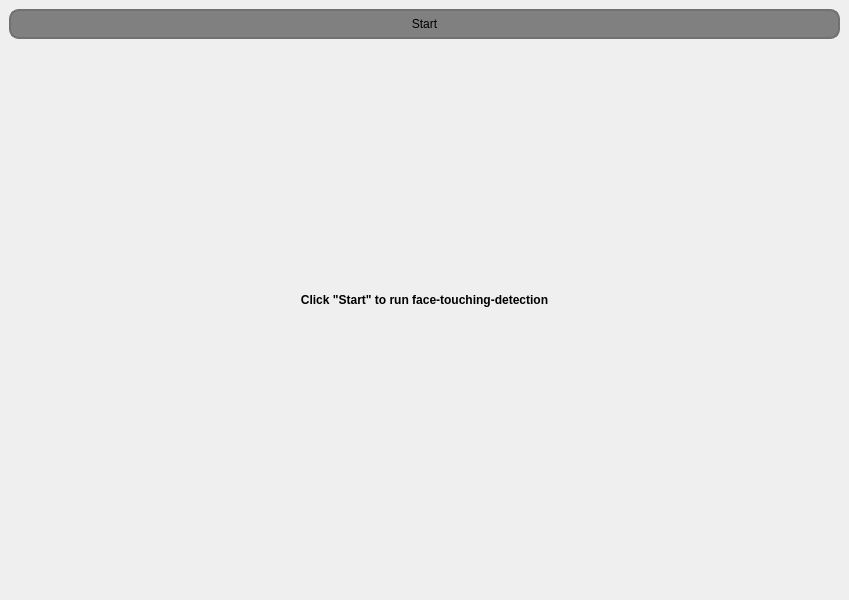
This is src/ft-detector-app/main_window.ui in mischlox/face-touching-detector as Qt 5 draws it before an edit. The edited form follows.
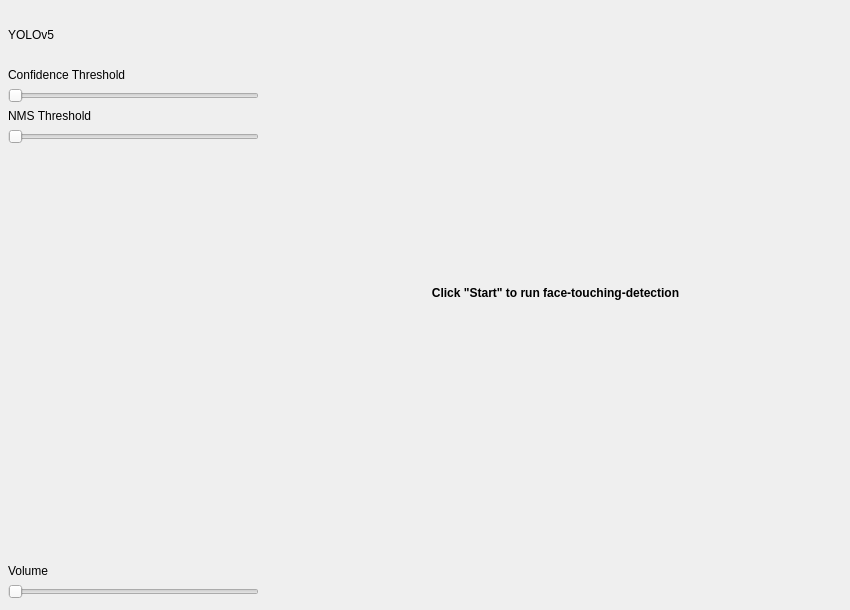
This is the edited form. Icons and pictures are not drawn.

Commit message: Update UI and implement Volume Slider

Diff of the .ui file:
```diff
--- a/src/ft-detector-app/main_window.ui
+++ b/src/ft-detector-app/main_window.ui
@@ -6,30 +6,155 @@
    <rect>
     <x>0</x>
     <y>0</y>
-    <width>849</width>
-    <height>600</height>
+    <width>850</width>
+    <height>610</height>
    </rect>
   </property>
+  <property name="sizePolicy">
+   <sizepolicy hsizetype="Expanding" vsizetype="Expanding">
+    <horstretch>0</horstretch>
+    <verstretch>0</verstretch>
+   </sizepolicy>
+  </property>
   <property name="windowTitle">
    <string>Face Touching Detector</string>
   </property>
   <widget class="QWidget" name="centralwidget">
+   <property name="sizePolicy">
+    <sizepolicy hsizetype="Preferred" vsizetype="Preferred">
+     <horstretch>0</horstretch>
+     <verstretch>0</verstretch>
+    </sizepolicy>
+   </property>
    <property name="styleSheet">
     <string notr="true"/>
    </property>
-   <layout class="QVBoxLayout" name="verticalLayout">
+   <widget class="QWidget" name="verticalLayoutWidget">
+    <property name="geometry">
+     <rect>
+      <x>8</x>
+      <y>8</y>
+      <width>251</width>
+      <height>591</height>
+     </rect>
+    </property>
+    <layout class="QVBoxLayout" name="verticalLayout_2">
+     <item>
+      <spacer name="verticalSpacer_2">
+       <property name="orientation">
+        <enum>Qt::Vertical</enum>
+       </property>
+       <property name="sizeType">
+        <enum>QSizePolicy::Fixed</enum>
+       </property>
+       <property name="sizeHint" stdset="0">
+        <size>
+         <width>20</width>
+         <height>20</height>
+        </size>
+       </property>
+      </spacer>
+     </item>
+     <item>
+      <widget class="QLabel" name="label_2">
+       <property name="text">
+        <string>YOLOv5</string>
+       </property>
+      </widget>
+     </item>
+     <item>
+      <spacer name="verticalSpacer_3">
+       <property name="orientation">
+        <enum>Qt::Vertical</enum>
+       </property>
+       <property name="sizeType">
+        <enum>QSizePolicy::Fixed</enum>
+       </property>
+       <property name="sizeHint" stdset="0">
+        <size>
+         <width>20</width>
+         <height>20</height>
+        </size>
+       </property>
+      </spacer>
+     </item>
+     <item>
+      <widget class="QLabel" name="label_4">
+       <property name="text">
+        <string>Confidence Threshold</string>
+       </property>
+      </widget>
+     </item>
+     <item>
+      <widget class="QSlider" name="horizontalSlider_2">
+       <property name="orientation">
+        <enum>Qt::Horizontal</enum>
+       </property>
+      </widget>
+     </item>
+     <item>
+      <widget class="QLabel" name="label_3">
+       <property name="text">
+        <string>NMS Threshold</string>
+       </property>
+      </widget>
+     </item>
+     <item>
+      <widget class="QSlider" name="horizontalSlider">
+       <property name="orientation">
+        <enum>Qt::Horizontal</enum>
+       </property>
+      </widget>
+     </item>
+     <item>
+      <spacer name="verticalSpacer">
+       <property name="orientation">
+        <enum>Qt::Vertical</enum>
+       </property>
+       <property name="sizeType">
+        <enum>QSizePolicy::Expanding</enum>
+       </property>
+       <property name="sizeHint" stdset="0">
+        <size>
+         <width>20</width>
+         <height>66</height>
+        </size>
+       </property>
+      </spacer>
+     </item>
+     <item>
+      <spacer name="verticalSpacer_4">
+       <property name="orientation">
+        <enum>Qt::Vertical</enum>
+       </property>
+       <property name="sizeHint" stdset="0">
+        <size>
+         <width>20</width>
+         <height>40</height>
+        </size>
+       </property>
+      </spacer>
+     </item>
+     <item>
+      <layout class="QHBoxLayout" name="horizontalLayout">
     <item>
      <widget class="QPushButton" name="ocvButton">
       <property name="sizePolicy">
-       <sizepolicy hsizetype="Fixed" vsizetype="Maximum">
+          <sizepolicy hsizetype="Expanding" vsizetype="Expanding">
         <horstretch>0</horstretch>
-        <verstretch>13</verstretch>
-       </sizepolicy>
-      </property>
+           <verstretch>0</verstretch>
+          </sizepolicy>
+         </property>
+         <property name="minimumSize">
+          <size>
+           <width>0</width>
+           <height>1</height>
+          </size>
+         </property>
       <property name="maximumSize">
        <size>
-        <width>1000</width>
-        <height>30</height>
+           <width>100</width>
+           <height>100</height>
        </size>
       </property>
       <property name="cursor">
@@ -39,30 +164,58 @@
        <bool>false</bool>
       </property>
       <property name="styleSheet">
-       <string notr="true">QPushButton {
-	border: 2px solid rgb(113, 113, 113);
-	border-width: 2px;
-	border-radius: 10px;
-	background-color: grey; 
-}
-
-QPushButton::pressed {
-	border: 2px solid rgb(113, 113, 113);
-	border-width: 2px;
-	border-radius: 10px;
-	background-color: white;
+          <string notr="true">#ocvButton {
+background-color: transparent;
+border-image: url(:/images/play.png);
+background: none;
+border: none;
+background-repeat: none
 }</string>
       </property>
       <property name="text">
-       <string>Start</string>
-      </property>
-     </widget>
-    </item>
+          <string/>
+         </property>
+         <property name="checkable">
+          <bool>false</bool>
+         </property>
+         <property name="checked">
+          <bool>false</bool>
+         </property>
+        </widget>
+       </item>
+      </layout>
+     </item>
+     <item>
+      <widget class="QLabel" name="labelVolume">
+       <property name="text">
+        <string>Volume</string>
+       </property>
+      </widget>
+     </item>
+     <item>
+      <widget class="QSlider" name="sliderVolume">
+       <property name="orientation">
+        <enum>Qt::Horizontal</enum>
+       </property>
+      </widget>
+     </item>
+    </layout>
+   </widget>
+   <widget class="QWidget" name="verticalLayoutWidget_2">
+    <property name="geometry">
+     <rect>
+      <x>270</x>
+      <y>8</y>
+      <width>571</width>
+      <height>591</height>
+     </rect>
+    </property>
+    <layout class="QVBoxLayout" name="verticalLayout_3">
     <item>
      <widget class="QLabel" name="frame">
       <property name="sizePolicy">
-       <sizepolicy hsizetype="Preferred" vsizetype="Preferred">
-        <horstretch>0</horstretch>
+        <sizepolicy hsizetype="Expanding" vsizetype="Expanding">
+         <horstretch>1</horstretch>
         <verstretch>0</verstretch>
        </sizepolicy>
       </property>
@@ -100,6 +253,7 @@
      </widget>
     </item>
    </layout>
+   </widget>
   </widget>
  </widget>
  <resources/>
```
Left out of the diff: 3 changed lines with no effect on the pictures. Lines whose indentation alone changed are shown as unchanged. The commit also changes 2 other files.
